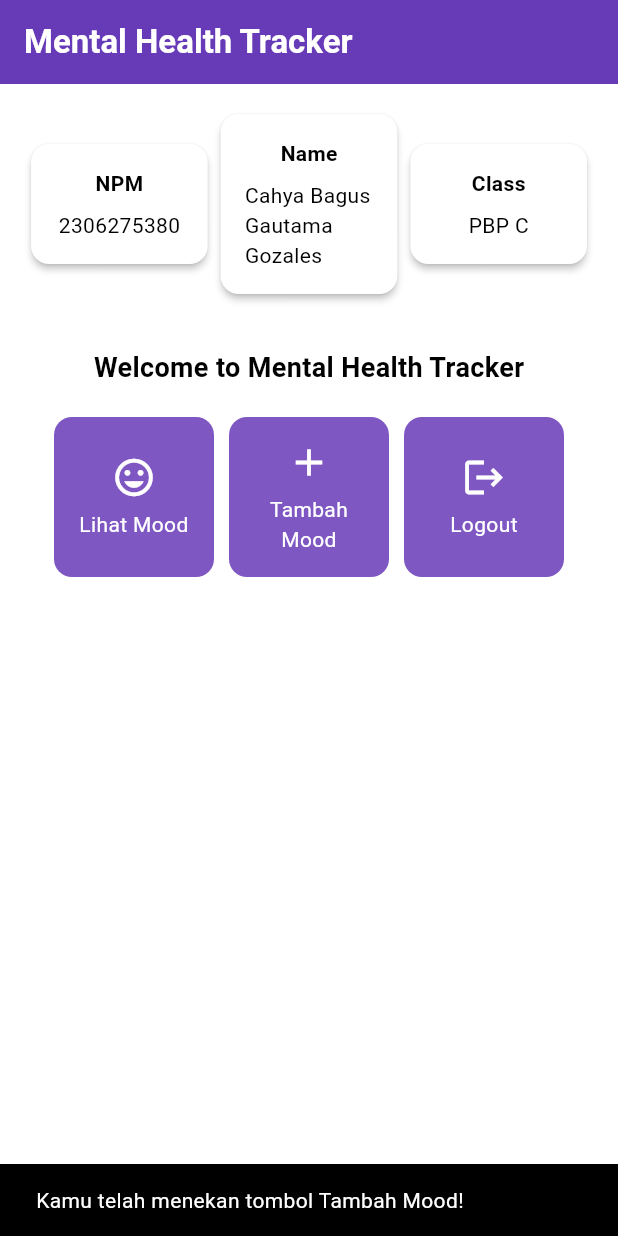
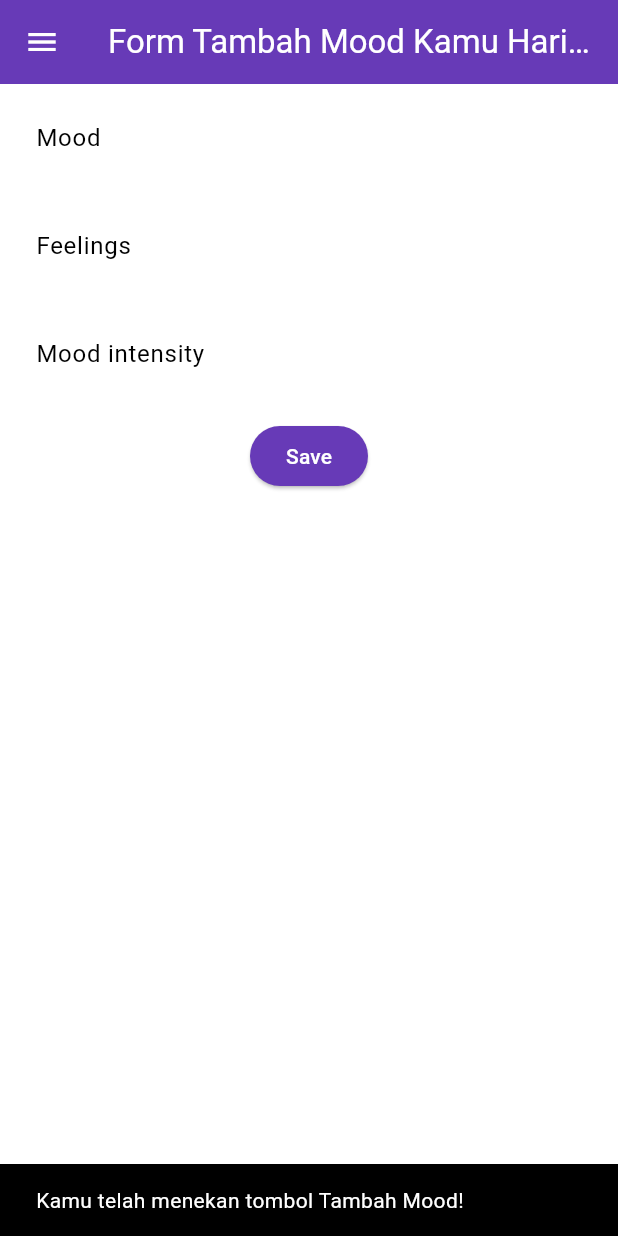
Before and after one commit to cahyabgg/mental-health-tracker-mobile, a Flutter app: the screen it shows after launch, after a tap on "Tambah Mood", on a phone screen of 412 x 824 dp. Run offline on Flutter 3.47's test engine with Material 3 defaults, Android fonts, the phone set to English and light mode, and no system bars.

Commit message:
Tutorial 7 selesai

```diff
--- a/lib/main.dart
+++ b/lib/main.dart
@@ -1,5 +1,5 @@
 import 'package:flutter/material.dart';
-import 'package:mental_health_tracker_mobile/menu.dart';
+import 'package:mental_health_tracker_mobile/screens/menu.dart';
 
 void main() {
   runApp(const MyApp());
--- a/lib/menu.dart
+++ b/lib/screens/menu.dart
@@ -1,4 +1,6 @@
 import 'package:flutter/material.dart';
+import 'package:mental_health_tracker_mobile/widgets/left_drawer.dart';
+import 'package:mental_health_tracker_mobile/widgets/mood_cart.dart';
 
 class MyHomePage extends StatelessWidget {
   MyHomePage({super.key});
@@ -28,6 +30,7 @@ class MyHomePage extends StatelessWidget {
         ),
         // Warna latar belakang AppBar diambil dari skema warna tema aplikasi.
         backgroundColor: Theme.of(context).colorScheme.primary,
+        iconTheme: const IconThemeData(color: Colors.white),
       ),
       // Body halaman dengan padding di sekelilingnya.
       body: Padding(
@@ -88,10 +91,10 @@ class MyHomePage extends StatelessWidget {
           ],
         ),
       ),
+      drawer: const LeftDrawer(),
     );
   }
 }
-
 
 class InfoCard extends StatelessWidget {
   // Kartu informasi yang menampilkan title dan content.
@@ -126,62 +129,3 @@ class InfoCard extends StatelessWidget {
     );
   }
 }
-
-class ItemHomepage {
-  final String name;
-  final IconData icon;
-
-  ItemHomepage(this.name, this.icon);
-}
-
-class ItemCard extends StatelessWidget {
-  // Menampilkan kartu dengan ikon dan nama.
-
-  final ItemHomepage item;
-
-  const ItemCard(this.item, {super.key});
-
-  @override
-  Widget build(BuildContext context) {
-    return Material(
-      // Menentukan warna latar belakang dari tema aplikasi.
-      color: Theme.of(context).colorScheme.secondary,
-      // Membuat sudut kartu melengkung.
-      borderRadius: BorderRadius.circular(12),
-
-      child: InkWell(
-        // Aksi ketika kartu ditekan.
-        onTap: () {
-          // Menampilkan pesan SnackBar saat kartu ditekan.
-          ScaffoldMessenger.of(context)
-            ..hideCurrentSnackBar()
-            ..showSnackBar(SnackBar(
-                content: Text("Kamu telah menekan tombol ${item.name}!")));
-        },
-        // Container untuk menyimpan Icon dan Text
-        child: Container(
-          padding: const EdgeInsets.all(8),
-          child: Center(
-            child: Column(
-              // Menyusun ikon dan teks di tengah kartu.
-              mainAxisAlignment: MainAxisAlignment.center,
-              children: [
-                Icon(
-                  item.icon,
-                  color: Colors.white,
-                  size: 30.0,
-                ),
-                const Padding(padding: EdgeInsets.all(3)),
-                Text(
-                  item.name,
-                  textAlign: TextAlign.center,
-                  style: const TextStyle(color: Colors.white),
-                ),
-              ],
-            ),
-          ),
-        ),
-      ),
-    );
-  }
-}
--- /dev/null
+++ b/lib/screens/moodentry_form.dart
@@ -0,0 +1,159 @@
+import 'package:flutter/material.dart';
+import 'package:mental_health_tracker_mobile/widgets/left_drawer.dart';
+
+class MoodEntryFormPage extends StatefulWidget {
+  const MoodEntryFormPage({super.key});
+
+  @override
+  State<MoodEntryFormPage> createState() => _MoodEntryFormPageState();
+}
+
+class _MoodEntryFormPageState extends State<MoodEntryFormPage> {
+  final _formKey = GlobalKey<FormState>();
+  String _mood = "";
+  String _feelings = "";
+  int _moodIntensity = 0;
+  @override
+  Widget build(BuildContext context) {
+    return Scaffold(
+      appBar: AppBar(
+        title: const Center(
+          child: Text(
+            'Form Tambah Mood Kamu Hari ini',
+          ),
+        ),
+        backgroundColor: Theme.of(context).colorScheme.primary,
+        foregroundColor: Colors.white,
+      ),
+      drawer: const LeftDrawer(),
+      body: Form(
+        key: _formKey,
+        child: SingleChildScrollView(
+          child: Column(
+            crossAxisAlignment: CrossAxisAlignment.start,
+            children: [
+              Padding(
+                padding: const EdgeInsets.all(8.0),
+                child: TextFormField(
+                  decoration: InputDecoration(
+                    hintText: "Mood",
+                    labelText: "Mood",
+                    border: OutlineInputBorder(
+                      borderRadius: BorderRadius.circular(5.0),
+                    ),
+                  ),
+                  onChanged: (String? value) {
+                    setState(() {
+                      _mood = value!;
+                    });
+                  },
+                  validator: (String? value) {
+                    if (value == null || value.isEmpty) {
+                      return "Mood tidak boleh kosong!";
+                    }
+                    return null;
+                  },
+                ),
+              ),
+              Padding(
+                padding: const EdgeInsets.all(8.0),
+                child: TextFormField(
+                  decoration: InputDecoration(
+                    hintText: "Feelings",
+                    labelText: "Feelings",
+                    border: OutlineInputBorder(
+                      borderRadius: BorderRadius.circular(5.0),
+                    ),
+                  ),
+                  onChanged: (String? value) {
+                    setState(() {
+                      _feelings = value!;
+                    });
+                  },
+                  validator: (String? value) {
+                    if (value == null || value.isEmpty) {
+                      return "Feelings tidak boleh kosong!";
+                    }
+                    return null;
+                  },
+                ),
+              ),
+              Padding(
+                padding: const EdgeInsets.all(8.0),
+                child: TextFormField(
+                  decoration: InputDecoration(
+                    hintText: "Mood intensity",
+                    labelText: "Mood intensity",
+                    border: OutlineInputBorder(
+                      borderRadius: BorderRadius.circular(5.0),
+                    ),
+                  ),
+                  onChanged: (String? value) {
+                    setState(() {
+                      _moodIntensity = int.tryParse(value!) ?? 0;
+                    });
+                  },
+                  validator: (String? value) {
+                    if (value == null || value.isEmpty) {
+                      return "Mood intensity tidak boleh kosong!";
+                    }
+                    if (int.tryParse(value) == null) {
+                      return "Mood intensity harus berupa angka!";
+                    }
+                    return null;
+                  },
+                ),
+              ),
+              Align(
+                alignment: Alignment.bottomCenter,
+                child: Padding(
+                  padding: const EdgeInsets.all(8.0),
+                  child: ElevatedButton(
+                    style: ButtonStyle(
+                      backgroundColor: WidgetStateProperty.all(
+                          Theme.of(context).colorScheme.primary),
+                    ),
+                    onPressed: () {
+                      if (_formKey.currentState!.validate()) {
+                        showDialog(
+                          context: context,
+                          builder: (context) {
+                            return AlertDialog(
+                              title: const Text('Mood berhasil tersimpan'),
+                              content: SingleChildScrollView(
+                                child: Column(
+                                  crossAxisAlignment: CrossAxisAlignment.start,
+                                  children: [
+                                    Text('Mood: $_mood'),
+                                    // TODO: Munculkan value-value lainnya
+                                  ],
+                                ),
+                              ),
+                              actions: [
+                                TextButton(
+                                  child: const Text('OK'),
+                                  onPressed: () {
+                                    Navigator.pop(context);
+                                    _formKey.currentState!.reset();
+                                  },
+                                ),
+                              ],
+                            );
+                          },
+                        );
+                      }
+                    },
+                    child: const Text(
+                      "Save",
+                      style: TextStyle(color: Colors.white),
+                    ),
+                  ),
+                ),
+              ),
+            ],
+          ),
+        ),
+      ),
+    );
+  }
+}
--- /dev/null
+++ b/lib/widgets/left_drawer.dart
@@ -0,0 +1,69 @@
+import 'package:flutter/material.dart';
+import 'package:mental_health_tracker_mobile/screens/menu.dart';
+import 'package:mental_health_tracker_mobile/screens/moodentry_form.dart';
+
+class LeftDrawer extends StatelessWidget {
+  const LeftDrawer({super.key});
+
+  @override
+  Widget build(BuildContext context) {
+    return Drawer(
+      child: ListView(
+        children: [
+          DrawerHeader(
+            decoration: BoxDecoration(
+              color: Theme.of(context).colorScheme.primary,
+            ),
+            child: const Column(
+              children: [
+                Text(
+                  'Mental Health Tracker',
+                  textAlign: TextAlign.center,
+                  style: TextStyle(
+                    fontSize: 24,
+                    fontWeight: FontWeight.bold,
+                    color: Colors.white,
+                  ),
+                ),
+                Padding(padding: EdgeInsets.all(8)),
+                Text(
+                  "Ayo jaga kesehatan mentalmu setiap hari disini!",
+                  textAlign: TextAlign.center,
+                  style: TextStyle(
+                    fontSize: 15,
+                    fontWeight: FontWeight.normal,
+                    color: Colors.white,
+                  ),
+                ),
+              ],
+            ),
+          ),
+          ListTile(
+            leading: const Icon(Icons.home_outlined),
+            title: const Text('Halaman Utama'),
+            // Bagian redirection ke MyHomePage
+            onTap: () {
+              Navigator.pushReplacement(
+                  context,
+                  MaterialPageRoute(
+                    builder: (context) => MyHomePage(),
+                  ));
+            },
+          ),
+          ListTile(
+            leading: const Icon(Icons.mood),
+            title: const Text('Tambah Mood'),
+            // Bagian redirection ke MoodEntryFormPage
+            onTap: () {
+              Navigator.pushReplacement(
+                  context,
+                  MaterialPageRoute(
+                    builder: (context) => MoodEntryFormPage(),
+                  ));
+            },
+          ),
+        ],
+      ),
+    );
+  }
+}
--- /dev/null
+++ b/lib/widgets/mood_cart.dart
@@ -0,0 +1,70 @@
+import 'package:flutter/material.dart';
+import 'package:mental_health_tracker_mobile/screens/moodentry_form.dart';
+
+class ItemHomepage {
+  final String name;
+  final IconData icon;
+
+  ItemHomepage(this.name, this.icon);
+}
+
+class ItemCard extends StatelessWidget {
+  // Menampilkan kartu dengan ikon dan nama.
+
+  final ItemHomepage item;
+
+  const ItemCard(this.item, {super.key});
+
+  @override
+  Widget build(BuildContext context) {
+    return Material(
+      // Menentukan warna latar belakang dari tema aplikasi.
+      color: Theme.of(context).colorScheme.secondary,
+      // Membuat sudut kartu melengkung.
+      borderRadius: BorderRadius.circular(12),
+
+      child: InkWell(
+        // Aksi ketika kartu ditekan.
+        onTap: () {
+          // Menampilkan pesan SnackBar saat kartu ditekan.
+          ScaffoldMessenger.of(context)
+            ..hideCurrentSnackBar()
+            ..showSnackBar(SnackBar(
+                content: Text("Kamu telah menekan tombol ${item.name}!")));
+          // Navigate ke route yang sesuai (tergantung jenis tombol)
+          if (item.name == "Tambah Mood") {
+            // TODO: Gunakan Navigator.push untuk melakukan navigasi ke MaterialPageRoute yang mencakup TrackerFormPage.
+            Navigator.pushReplacement(
+                context,
+                MaterialPageRoute(
+                  builder: (context) => MoodEntryFormPage(),
+                ));
+          }
+        },
+        // Container untuk menyimpan Icon dan Text
+        child: Container(
+          padding: const EdgeInsets.all(8),
+          child: Center(
+            child: Column(
+              // Menyusun ikon dan teks di tengah kartu.
+              mainAxisAlignment: MainAxisAlignment.center,
+              children: [
+                Icon(
+                  item.icon,
+                  color: Colors.white,
+                  size: 30.0,
+                ),
+                const Padding(padding: EdgeInsets.all(3)),
+                Text(
+                  item.name,
+                  textAlign: TextAlign.center,
+                  style: const TextStyle(color: Colors.white),
+                ),
+              ],
+            ),
+          ),
+        ),
+      ),
+    );
+  }
+}
```
